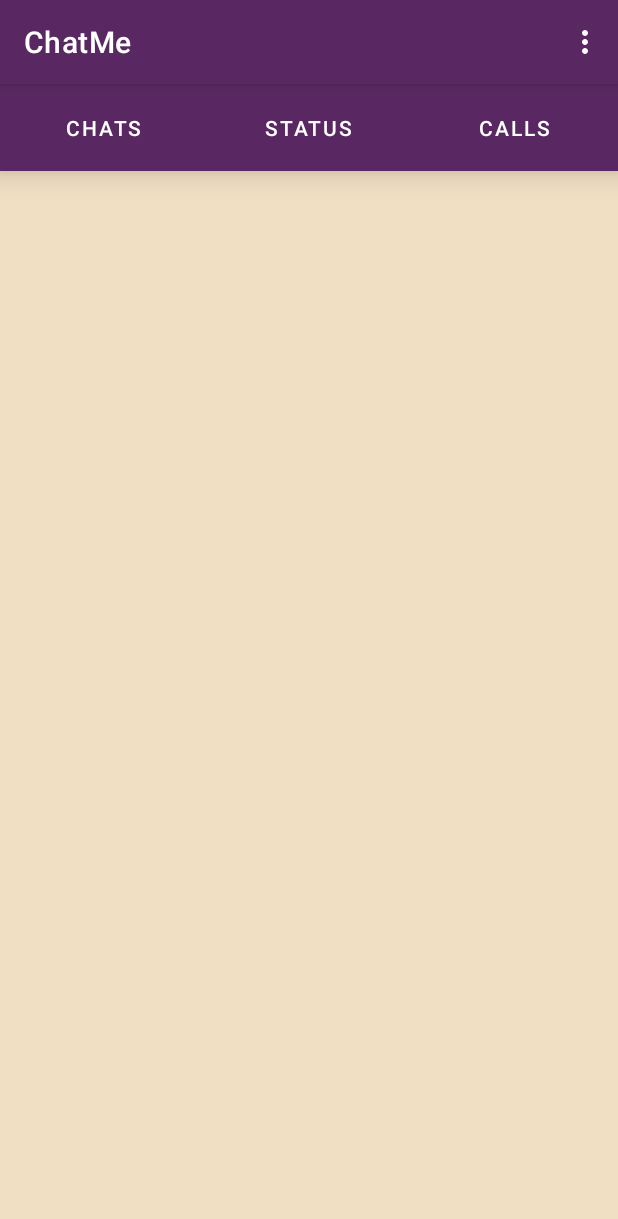
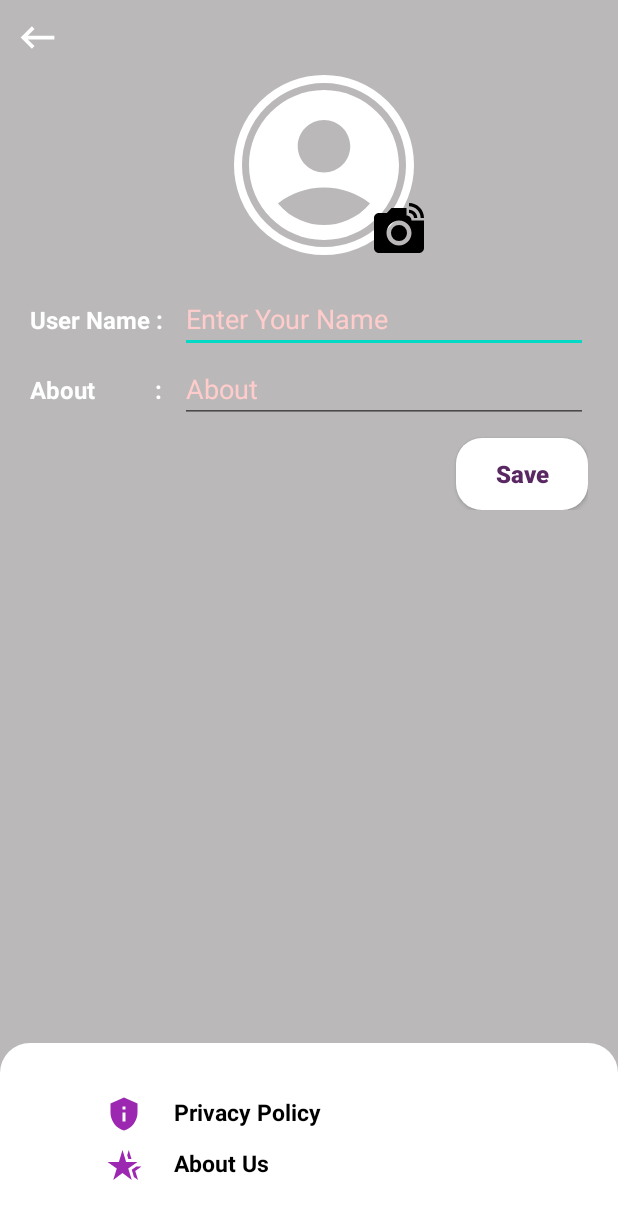
Before and after one commit to Sundhar2001/ChatMe, an Android app: the screen it shows after launch once a user with an empty profile is signed in (MainActivity before the commit, SettingsActivity after it), in the options menu, after a tap on "Settings", on a phone screen of 412 x 824 dp. Shown: the top 1219 px of the screen. Run offline under Robolectric (Android 15) with nearby library versions, the phone set to English and light mode, and no system bars; our stand-ins replace CircleImageView, Firebase (no records; nobody signed in at launch, a user with empty details on screens opened directly), Picasso; 1 statement that could not run was skipped.

Commit message:
profile update complete

```diff
--- a/app/build.gradle
+++ b/app/build.gradle
@@ -39,6 +39,7 @@ dependencies {
     implementation 'androidx.constraintlayout:constraintlayout:2.1.4'
     implementation 'com.google.firebase:firebase-auth:21.1.0'
     implementation 'com.google.firebase:firebase-database:20.1.0'
+    implementation 'com.google.firebase:firebase-storage:20.1.0'
     testImplementation 'junit:junit:4.13.2'
     androidTestImplementation 'androidx.test.ext:junit:1.1.3'
     androidTestImplementation 'androidx.test.espresso:espresso-core:3.4.0'
--- a/app/src/main/java/com/example/chatme/Adapter/UsersAdapter.java
+++ b/app/src/main/java/com/example/chatme/Adapter/UsersAdapter.java
@@ -14,6 +14,11 @@ import androidx.recyclerview.widget.RecyclerView;
 import com.example.chatme.ChatDetailsActivity;
 import com.example.chatme.Models.Users;
 import com.example.chatme.R;
+import com.google.firebase.auth.FirebaseAuth;
+import com.google.firebase.database.DataSnapshot;
+import com.google.firebase.database.DatabaseError;
+import com.google.firebase.database.FirebaseDatabase;
+import com.google.firebase.database.ValueEventListener;
 import com.squareup.picasso.Picasso;
 
 import java.util.ArrayList;
@@ -43,6 +48,28 @@ public class UsersAdapter extends RecyclerView.Adapter<UsersAdapter.ViewHolder>
         Users users=list.get(position);
         Picasso.get().load(users.getProfilePick()).placeholder(R.drawable.avathar).into(holder.image);
         holder.userName.setText(users.getUserName());
+
+        //TO SET LAST MESSAGE
+        FirebaseDatabase.getInstance().getReference().child("chats")
+                        .child(FirebaseAuth.getInstance().getUid()+users.getUserId())
+                                .orderByChild("timestamp").limitToFirst(1)
+                        .addListenerForSingleValueEvent(new ValueEventListener() {
+                            @Override
+                            public void onDataChange(@NonNull DataSnapshot snapshot) {
+                                if (snapshot.hasChildren()){
+                                    for (DataSnapshot snapshot1:snapshot.getChildren()){
+                                        holder.lastMessage.setText(snapshot1.child("message").getValue().toString());
+
+
+                                    }
+                                }
+                            }
+
+                            @Override
+                            public void onCancelled(@NonNull DatabaseError error) {
+
+                            }
+                        });
 
         holder.itemView.setOnClickListener(new View.OnClickListener() {
             @Override
--- a/app/src/main/java/com/example/chatme/MainActivity.java
+++ b/app/src/main/java/com/example/chatme/MainActivity.java
@@ -43,7 +43,9 @@ public class MainActivity extends AppCompatActivity {
     public boolean onOptionsItemSelected(@NonNull MenuItem item) {
         switch (item.getItemId()){
             case R.id.settings:
-                Toast.makeText(this, "settings", Toast.LENGTH_SHORT).show();
+//                Toast.makeText(this, "settings", Toast.LENGTH_SHORT).show();
+                Intent intent2=new Intent(MainActivity.this,SettingsActivity.class);
+                startActivity(intent2);
                 break;
 
             case R.id.group:
--- /dev/null
+++ b/app/src/main/java/com/example/chatme/SettingsActivity.java
@@ -0,0 +1,138 @@
+package com.example.chatme;
+
+import androidx.annotation.NonNull;
+import androidx.annotation.Nullable;
+import androidx.appcompat.app.AppCompatActivity;
+
+import android.content.Intent;
+import android.net.Uri;
+import android.os.Bundle;
+import android.view.View;
+import android.widget.Toast;
+
+import com.example.chatme.Models.Users;
+import com.example.chatme.databinding.ActivitySettingsBinding;
+import com.google.android.gms.tasks.OnSuccessListener;
+import com.google.firebase.auth.FirebaseAuth;
+import com.google.firebase.database.DataSnapshot;
+import com.google.firebase.database.DatabaseError;
+import com.google.firebase.database.FirebaseDatabase;
+import com.google.firebase.database.ValueEventListener;
+import com.google.firebase.storage.FirebaseStorage;
+import com.google.firebase.storage.StorageReference;
+import com.google.firebase.storage.UploadTask;
+import com.squareup.picasso.Picasso;
+
+import java.util.HashMap;
+
+public class SettingsActivity extends AppCompatActivity {
+
+    ActivitySettingsBinding binding;
+    FirebaseAuth mAuth;
+    FirebaseDatabase database;
+    FirebaseStorage storage;
+
+    @Override
+    protected void onCreate(Bundle savedInstanceState) {
+        super.onCreate(savedInstanceState);
+
+        binding=ActivitySettingsBinding.inflate(getLayoutInflater());
+        setContentView(binding.getRoot());
+
+        getSupportActionBar().hide();
+
+        storage=FirebaseStorage.getInstance();
+        mAuth=FirebaseAuth.getInstance();
+        database=FirebaseDatabase.getInstance();
+
+        binding.backArrow.setOnClickListener(new View.OnClickListener() {
+            @Override
+            public void onClick(View v) {
+                Intent intent=new Intent(SettingsActivity.this,MainActivity.class);
+                startActivity(intent);
+                finish();
+            }
+        });
+
+        binding.save.setOnClickListener(new View.OnClickListener() {
+            @Override
+            public void onClick(View v) {
+                String aboutus = binding.aboutUs.getText().toString();
+                String userName = binding.txtUserName.getText().toString();
+
+                if (!binding.txtUserName.getText().toString().equals("") && !binding.aboutUs.getText().toString().equals("")) {
+                    HashMap<String, Object> obj = new HashMap<>();
+                    obj.put("userName", userName);
+                    obj.put("about_us", aboutus);
+
+                    database.getReference().child("users").child(FirebaseAuth.getInstance().getUid())
+                            .updateChildren(obj);
+
+                    Toast.makeText(SettingsActivity.this, "Profile updated", Toast.LENGTH_SHORT).show();
+                }
+                else {
+                    Toast.makeText(SettingsActivity.this, "Please Enter userName and About ", Toast.LENGTH_SHORT).show();
+                }
+            }
+        });
+
+        database.getReference().child("users").child(FirebaseAuth.getInstance().getUid())
+                .addListenerForSingleValueEvent(new ValueEventListener() {
+                    @Override
+                    public void onDataChange(@NonNull DataSnapshot snapshot) {
+                        Users users = snapshot.getValue(Users.class);
+                        Picasso.get()
+                                .load(users.getProfilePick())
+                                .placeholder(R.drawable.avathar)
+                                .into(binding.profile);
+                    }
+
+                    @Override
+                    public void onCancelled(@NonNull DatabaseError error) {
+
+                    }
+                });
+
+
+        //ADDING PROFILE IMAGE
+        binding.profile.setOnClickListener(new View.OnClickListener() {
+            @Override
+            public void onClick(View v) {
+                Intent intent=new Intent();
+                intent.setAction(Intent.ACTION_GET_CONTENT);
+                intent.setType("image/*");
+                startActivityForResult(intent,25);
+
+            }
+        });
+
+    }
+
+    @Override
+    protected void onActivityResult(int requestCode, int resultCode, @Nullable Intent data) {
+        super.onActivityResult(requestCode, resultCode, data);
+
+        if (data.getData()!=null){
+
+            Uri sFile=data.getData();
+            binding.profile.setImageURI(sFile);
+
+            final StorageReference reference=storage.getReference().child("profilePick")
+                    .child(FirebaseAuth.getInstance().getUid());
+
+            reference.putFile(sFile).addOnSuccessListener(new OnSuccessListener<UploadTask.TaskSnapshot>() {
+                @Override
+                public void onSuccess(UploadTask.TaskSnapshot taskSnapshot) {
+                    reference.getDownloadUrl().addOnSuccessListener(new OnSuccessListener<Uri>() {
+                        @Override
+                        public void onSuccess(Uri uri) {
+                            database.getReference().child("users").child(FirebaseAuth.getInstance().getUid())
+                                    .child("profilePick").setValue(uri.toString());
+
+                        }
+                    });
+                }
+            });
+        }
+    }
+}
--- /dev/null
+++ b/app/src/main/res/drawable-v24/bg_button.xml
@@ -0,0 +1,8 @@
+<?xml version="1.0" encoding="utf-8"?>
+<shape xmlns:android="http://schemas.android.com/apk/res/android">
+
+    <solid android:color="@color/white"/>
+    <corners android:radius="17dp"/>
+
+
+</shape>
--- /dev/null
+++ b/app/src/main/res/drawable/about.xml
@@ -0,0 +1,5 @@
+<vector android:height="24dp" android:tint="@color/settingsIconColor"
+    android:viewportHeight="24" android:viewportWidth="24"
+    android:width="24dp" xmlns:android="http://schemas.android.com/apk/res/android">
+    <path android:fillColor="@android:color/white" android:pathData="M8.58,10H1l6.17,4.41L4.83,22L11,17.31L17.18,22l-2.35,-7.59L21,10h-7.58L11,2L8.58,10zM21.36,22l-1.86,-6.01L23.68,13h-3.44l-3.08,2.2l1.46,4.72L21.36,22zM17,8l-1.82,-6l-1.04,3.45L14.91,8H17z"/>
+</vector>
--- /dev/null
+++ b/app/src/main/res/drawable/add.xml
@@ -0,0 +1,7 @@
+<vector android:height="24dp" android:tint="#000000"
+    android:viewportHeight="24" android:viewportWidth="24"
+    android:width="24dp" xmlns:android="http://schemas.android.com/apk/res/android">
+    <path android:fillColor="@android:color/white" android:pathData="M12,14m-3.2,0a3.2,3.2 0,1 1,6.4 0a3.2,3.2 0,1 1,-6.4 0"/>
+    <path android:fillColor="@android:color/white" android:pathData="M16,3.33c2.58,0 4.67,2.09 4.67,4.67H22c0,-3.31 -2.69,-6 -6,-6v1.33M16,6c1.11,0 2,0.89 2,2h1.33c0,-1.84 -1.49,-3.33 -3.33,-3.33V6"/>
+    <path android:fillColor="@android:color/white" android:pathData="M17,9c0,-1.11 -0.89,-2 -2,-2L15,4L9,4L7.17,6L4,6c-1.1,0 -2,0.9 -2,2v12c0,1.1 0.9,2 2,2h16c1.1,0 2,-0.9 2,-2L22,9h-5zM12,19c-2.76,0 -5,-2.24 -5,-5s2.24,-5 5,-5 5,2.24 5,5 -2.24,5 -5,5z"/>
+</vector>
--- /dev/null
+++ b/app/src/main/res/drawable/bottom_sheet.xml
@@ -0,0 +1,8 @@
+<?xml version="1.0" encoding="utf-8"?>
+<shape xmlns:android="http://schemas.android.com/apk/res/android">
+    <solid android:color="@color/white"/>
+    <corners android:topRightRadius="20dp"
+        android:topLeftRadius="20dp"/>
+
+
+</shape>
--- /dev/null
+++ b/app/src/main/res/drawable/privacy.xml
@@ -0,0 +1,5 @@
+<vector android:height="24dp" android:tint="@color/settingsIconColor"
+    android:viewportHeight="24" android:viewportWidth="24"
+    android:width="24dp" xmlns:android="http://schemas.android.com/apk/res/android">
+    <path android:fillColor="@android:color/white" android:pathData="M12,1L3,5v6c0,5.55 3.84,10.74 9,12c5.16,-1.26 9,-6.45 9,-12V5L12,1L12,1zM11,7h2v2h-2V7zM11,11h2v6h-2V11z"/>
+</vector>
--- /dev/null
+++ b/app/src/main/res/layout/activity_settings.xml
@@ -0,0 +1,157 @@
+<?xml version="1.0" encoding="utf-8"?>
+<RelativeLayout
+    xmlns:android="http://schemas.android.com/apk/res/android"
+    xmlns:app="http://schemas.android.com/apk/res-auto"
+    xmlns:tools="http://schemas.android.com/tools"
+    android:layout_width="match_parent"
+    android:layout_height="match_parent"
+    android:background="@color/lightGrey"
+    tools:context=".SettingsActivity">
+
+    <ImageView
+        android:id="@+id/back_arrow"
+        android:layout_width="30dp"
+        android:layout_height="30dp"
+        android:src="@drawable/back_arrow"
+        android:layout_marginTop="10sp"
+        android:layout_marginStart="10dp"
+        android:layout_marginLeft="10dp" />
+
+    <LinearLayout
+        android:id="@+id/linear"
+        android:layout_width="match_parent"
+        android:layout_height="wrap_content"
+        android:layout_marginStart="20dp"
+        android:layout_marginLeft="20dp"
+        android:layout_marginRight="20dp"
+        android:layout_marginEnd="20dp"
+        android:layout_below="@+id/back_arrow"
+        android:gravity="center"
+        android:orientation="vertical">
+
+        <de.hdodenhof.circleimageview.CircleImageView
+            android:id="@+id/profile"
+            android:layout_width="120dp"
+            android:layout_height="120dp"
+            android:src="@drawable/avathar1"
+            android:layout_marginStart="10dp"
+            android:layout_marginLeft="10dp"
+            android:layout_marginTop="10dp"
+            app:civ_border_color="@color/white"
+            app:civ_border_width="5dp"/>
+
+        <ImageView
+            android:id="@+id/plus"
+            android:layout_width="40dp"
+            android:layout_height="40dp"
+            android:src="@drawable/add"
+            android:layout_marginStart="60dp"
+            android:layout_marginLeft="45dp"
+            android:layout_marginTop="-38dp"/>
+
+        <LinearLayout
+            android:layout_width="match_parent"
+            android:layout_height="match_parent"
+            android:layout_marginTop="18dp"
+            android:orientation="horizontal">
+
+            <TextView
+                android:layout_width="100dp"
+                android:layout_height="wrap_content"
+                android:text="User Name :"
+                android:textColor="@color/white"
+                android:textSize="16sp"
+                android:textStyle="bold"/>
+
+            <EditText
+                android:id="@+id/txt_userName"
+                android:layout_width="match_parent"
+                android:layout_height="wrap_content"
+                android:hint="Enter Your Name"
+                android:inputType="textPersonName"
+                android:textColor="@color/white"
+                android:textColorHint="#FFCCCC"/>
+
+        </LinearLayout>
+
+ <LinearLayout
+            android:layout_width="match_parent"
+            android:layout_height="match_parent"
+            android:layout_marginTop="1dp"
+            android:orientation="horizontal">
+
+            <TextView
+                android:layout_width="100dp"
+                android:layout_height="wrap_content"
+                android:text="About          :"
+                android:textColor="@color/white"
+                android:textSize="16sp"
+                android:textStyle="bold"/>
+
+            <EditText
+                android:id="@+id/text_about"
+                android:layout_width="match_parent"
+                android:layout_height="wrap_content"
+                android:hint="About"
+                android:inputType="textPersonName"
+                android:textColor="@color/white"
+                android:textColorHint="#FFCCCC"/>
+
+        </LinearLayout>
+
+        <androidx.appcompat.widget.AppCompatButton
+            android:id="@+id/save"
+            android:layout_width="wrap_content"
+            android:layout_height="wrap_content"
+            android:layout_gravity="right"
+            android:background="@drawable/bg_button"
+            android:text="Save"
+            android:textSize="16sp"
+            android:textStyle="bold"
+            android:textAllCaps="false"
+            android:textColor="@color/colorPrimary"
+            android:layout_marginTop="10dp"/>
+
+    </LinearLayout>
+
+
+    <LinearLayout
+        android:layout_width="match_parent"
+        android:layout_height="wrap_content"
+        android:background="@drawable/bottom_sheet"
+        android:layout_alignParentBottom="true"
+        android:layout_marginTop="10dp"
+        android:orientation="vertical"
+        android:padding="35dp">
+
+        <TextView
+            android:id="@+id/privacy"
+            android:layout_width="match_parent"
+            android:layout_height="wrap_content"
+            android:layout_marginStart="35dp"
+            android:drawableLeft="@drawable/privacy"
+            android:text="Privacy Policy"
+            android:textStyle="bold"
+            android:textSize="15sp"
+            android:textColor="@color/black"
+            android:drawablePadding="21dp"/>
+
+
+        <TextView
+            android:id="@+id/aboutUs"
+            android:layout_width="match_parent"
+            android:layout_height="wrap_content"
+            android:layout_marginTop="10dp"
+            android:layout_marginStart="35dp"
+            android:drawableLeft="@drawable/about"
+            android:text="About Us"
+            android:textStyle="bold"
+            android:textSize="15sp"
+            android:textColor="@color/black"
+            android:drawablePadding="21dp"/>
+
+
+    </LinearLayout>
+
+
+</RelativeLayout>
```
Also changed, not shown: app/src/main/AndroidManifest.xml (+5 -2 lines).
